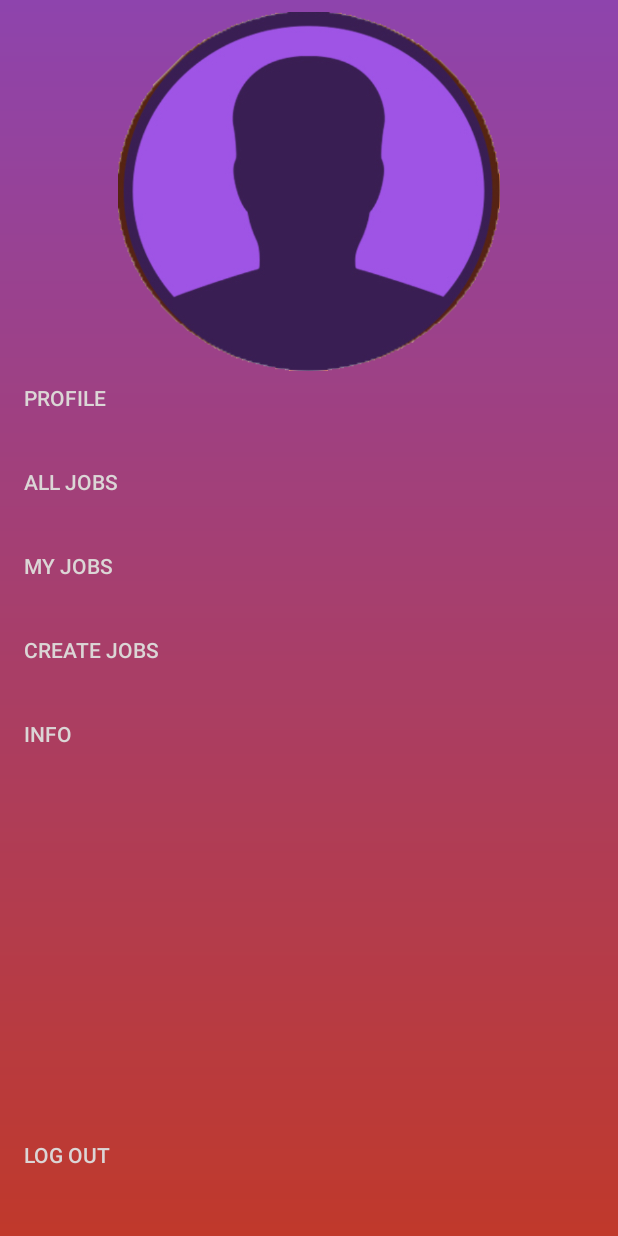
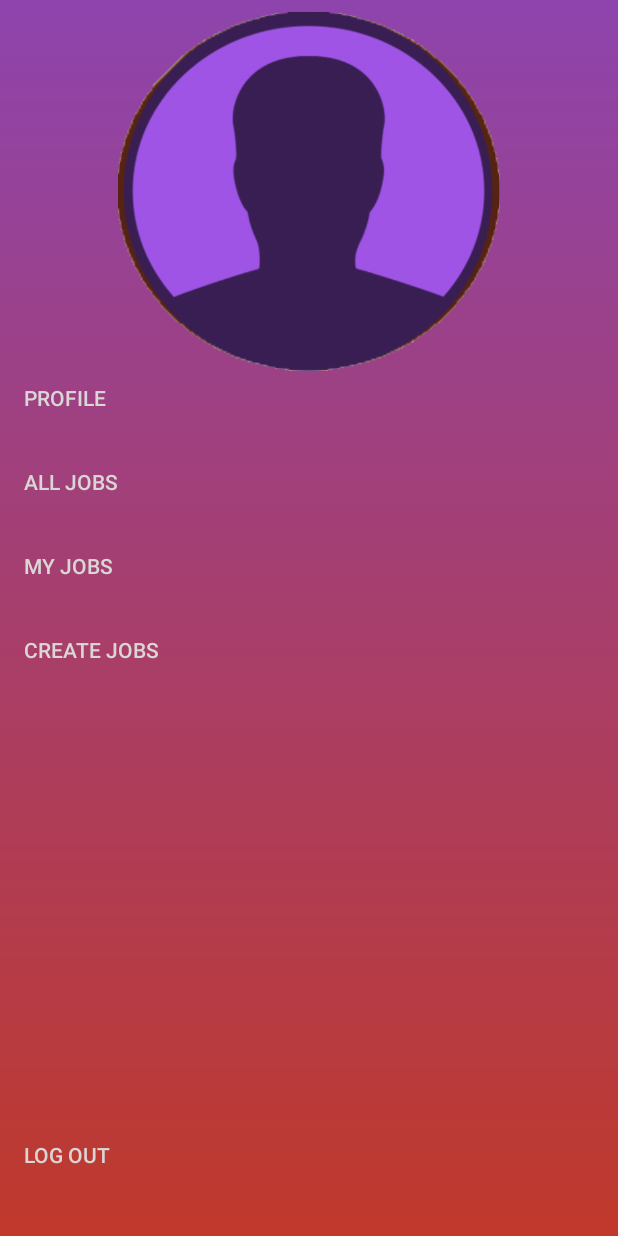
Before and after one commit to EgorCheh/Gosha, an Android app: the ProfileMenu screen opened directly, with no data from a screen before it, on a phone screen of 412 x 824 dp. Run offline under Robolectric (Android 15) with nearby library versions, the phone set to English and light mode, and no system bars; our stand-ins replace Firebase (no records; nobody signed in at launch, a user with empty details on screens opened directly); Roboto replaces fonts that are not available here; 2 statements that could not run were skipped.

Commit message:
11.05.2019 profileMENU

```diff
--- a/app/src/main/res/layout/activity_profile_menu.xml
+++ b/app/src/main/res/layout/activity_profile_menu.xml
@@ -86,20 +86,6 @@
         app:layout_constraintTop_toBottomOf="@+id/btn_my_jobs_profmenu" />
 
     <Button
-        android:id="@+id/btn_info_profmenu"
-        android:layout_width="196dp"
-        android:layout_height="48dp"
-        android:layout_marginStart="16dp"
-        android:layout_marginLeft="16dp"
-        android:layout_marginTop="8dp"
-        android:background="#00686464"
-        android:gravity="left"
-        android:text="info"
-        android:textColor="#DBD6D6"
-        app:layout_constraintStart_toStartOf="parent"
-        app:layout_constraintTop_toBottomOf="@+id/btn_create_profmenu" />
-
-    <Button
         android:id="@+id/log_out"
         android:layout_width="196dp"
         android:layout_height="48dp"
```
Also changed, not shown: app/src/main/res/layout/activity_job_detail.xml (+5 -4 lines).
